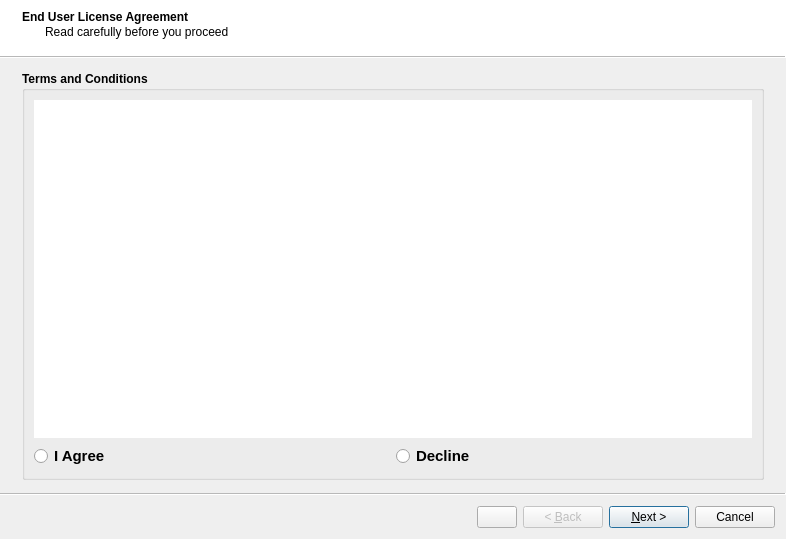
The window that ui/wizard/ui_stdm_config.ui (gltn/stdm) describes before a commit, drawn with Qt 5.
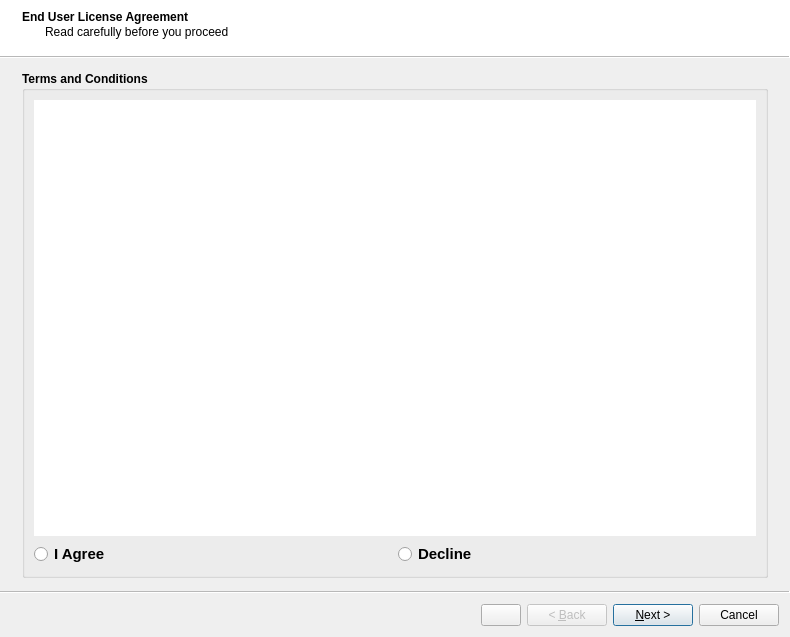
The same window after the commit. Icons and pictures are not drawn. Custom widgets are drawn as their Qt base class.

Commit message: Adjusted the size of copy button

Patch:
```diff
--- a/ui/wizard/ui_stdm_config.ui
+++ b/ui/wizard/ui_stdm_config.ui
@@ -9,8 +9,8 @@
    <rect>
     <x>0</x>
     <y>0</y>
-    <width>786</width>
-    <height>539</height>
+    <width>790</width>
+    <height>637</height>
    </rect>
   </property>
   <property name="sizePolicy">
```
Left out of the diff: 10 changed lines with no effect on the pictures. The commit also changes 1 other file.
